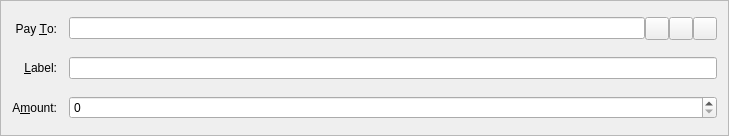
This is src/qt/forms/sendcoinsentry.ui in ocminer/fibre as Qt 5 draws it before an edit. The edited form follows.
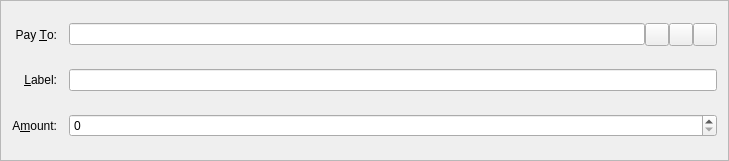
This is the edited form. Icons and pictures are not drawn. Custom widgets are drawn as their Qt base class.

```diff
--- a/src/qt/forms/sendcoinsentry.ui
+++ b/src/qt/forms/sendcoinsentry.ui
@@ -7,12 +7,234 @@
     <x>0</x>
     <y>0</y>
     <width>729</width>
-    <height>136</height>
+    <height>161</height>
    </rect>
   </property>
   <property name="windowTitle">
    <string>Form</string>
   </property>
+  <property name="styleSheet">
+   <string notr="true">QProgressBar {
+        background-color: #333333;
+        border-radius: 6px;
+        text-align: center;
+        color: white;
+}
+
+QProgressBar::chunk {
+        background: QLinearGradient(x1: 0, y1: 0, x2: 1, y2: 0, stop: 0 #e86941, stop: 1 #e8694f);
+        border-radius: 6px; margin: 0px;
+}
+
+QScrollArea {
+        border-radius: 6px;
+        border-width: 0;
+        border-style: none;
+        padding: 8px;
+        background-color: #111;
+        color: white;
+}
+
+QSpinBox {
+        border-radius: 4px;
+        border-width: 0;
+        border-style: none;
+        padding: 8px;
+        background-color: #111;
+        color: white;
+}
+
+QCheckBox {
+        border-radius: 4px;
+        border-width: 0;
+        border-style: none;
+        padding: 8px;
+        background-color: #111;
+        color: white;
+}
+QVBoxLayout {
+        border-radius: 6px;
+        border-width: 0;
+        border-style: none;
+        padding: 8px;
+        background-color: #111;
+        color: white;
+}
+
+QDialog, QMainWindow, QFrame {
+	color: white;
+	background-color: #333333;
+	border: none;
+}
+
+QMenu {
+	background-color: #333333; color: white;
+}
+
+QLabel {
+	background-color: transparent;
+}
+
+QCheckBox {
+    color: white;
+}
+
+QFrame#central { background-color: #333333; border: none }
+QFrame#frame, QFrame#frame_2, QFrame#frame_3 {
+	background-color: #333333;
+	border-style: plain;
+	border-width: 20px;
+	border-radius: 20px;
+	border-color: #111;
+	min-width: 10em;
+	padding: 6px;
+}
+QLabel[openExternalLinks=true], QHeaderView { color: #aaaaaa }
+QLabel[openExternalLinks=false] { color: white; font-weight: normal }
+QPushButton, QToolButton {
+	border: 4px solid #111;
+	border-radius: 12px;
+	background-color: #111;
+	color: white;
+	padding: 6px;
+	margin: 6px;
+}
+QPushButton:pressed, QToolButton:checked {
+	color: #e86941;
+}
+QPushButton:pressed, QToolButton:pressed {
+	border-color: #e86941;
+	color: #aaaaaa;
+}
+QPushButton:disabled, QToolButton:disabled {
+	color: #444;
+	background-color: #222;
+}
+
+
+#scrollAreaWidgetContents QToolButton {
+	border-radius: 8px;
+	border-width: 0px;
+}
+
+/* the background-color is overridden to transparent for mac os x 
+   due to the entire toolbar area not being drawable in a regular
+   QMainWindow
+*/
+QToolBar { background: #333333; border: 0px solid black; padding: 3px; }
+
+QToolBar::handle { image: url(handle.png); }
+QStatusBar { background: #333333; }
+QMenuBar { background: #333333; }
+QMenuBar::item { background: #333333; color: white; }
+
+#scrollAreaWidgetContents { background: #222 }
+#scrollAreaWidgetContents &gt; QFrame { background-color: #222; border-width: 0px; border-style: none; }
+
+QLineEdit {
+	border-radius: 6px;
+	border-width: 2px;
+	border-color: #222;
+	padding: 8px;
+	background-color: #111;
+	color: white;
+}
+
+QComboBox {
+	border-radius: 6px;
+	border-width: 0;
+	border-style: none;
+	padding: 8px;
+	background-color: #111;
+	color: white;
+}
+
+QComboBox::drop-down {
+	border-width: 0;
+	border-style: none;
+	background-color: #111;
+	color: white;
+}
+
+QTableView {
+	background: #111;
+	color: white;
+	border-style: none;
+	selection-background-color: #aaaaaa;
+    alternate-background-color: #222;
+	selection-color: #111;
+	border: 0px solid black;
+}
+
+QHeaderView { color: #aaaaaa; background-color: #111; background-image: none; }
+QHeaderView::section { color: #aaaaaa; background-color: #222; }
+QHeaderView::section:checked { background-color: #111; }
+
+QTabWidget {
+	background: #111;
+}
+
+ QTabWidget::pane {
+     border-top: 2px solid #111;
+     border: 4px solid #111;
+     border-bottom-left-radius: 8px;
+     border-bottom-right-radius: 8px;
+     border-top-right-radius: 8px;
+	background: #111;
+ }
+
+ QTabWidget::tab-bar {
+     left: 5px; /* move to the right by 5px */
+ }
+
+ /* Style the tab using the tab sub-control. Note that
+     it reads QTabBar _not_ QTabWidget */
+ QTabBar::tab {
+     background: #111;
+     border: 4px solid #222;
+     border-bottom-color: #111; /* same as the pane color */
+     border-top-left-radius: 4px;
+     border-top-right-radius: 4px;
+     min-width: 8ex;
+     padding: 4px;
+     color: #888;
+ }
+
+ QTabBar::tab:selected, QTabBar::tab:hover {
+     color: #aaaaaa
+ }
+
+ QTabBar::tab:selected {
+     border-color: #111; /* same as pane color */
+     border-top-color: #aaaaaa;
+ }
+
+ QTabBar::tab:!selected {
+     margin-top: 2px; /* make non-selected tabs look smaller */
+ }
+
+ /* make use of negative margins for overlapping tabs */
+ QTabBar::tab:selected {
+     /* expand/overlap to the left and right by 4px */
+     margin-left: -4px;
+     margin-right: -4px;
+ }
+
+ QTabBar::tab:first:selected {
+     margin-left: 0; /* the first selected tab has nothing to overlap with on the left */
+ }
+
+ QTabBar::tab:last:selected {
+     margin-right: 0; /* the last selected tab has nothing to overlap with on the right */
+ }
+
+ QTabBar::tab:only-one {
+     margin: 0; /* if there is only one tab, we don't want overlapping margins */
+ }
+
+
+</string>
+  </property>
   <property name="frameShape">
    <enum>QFrame::StyledPanel</enum>
   </property>
```
